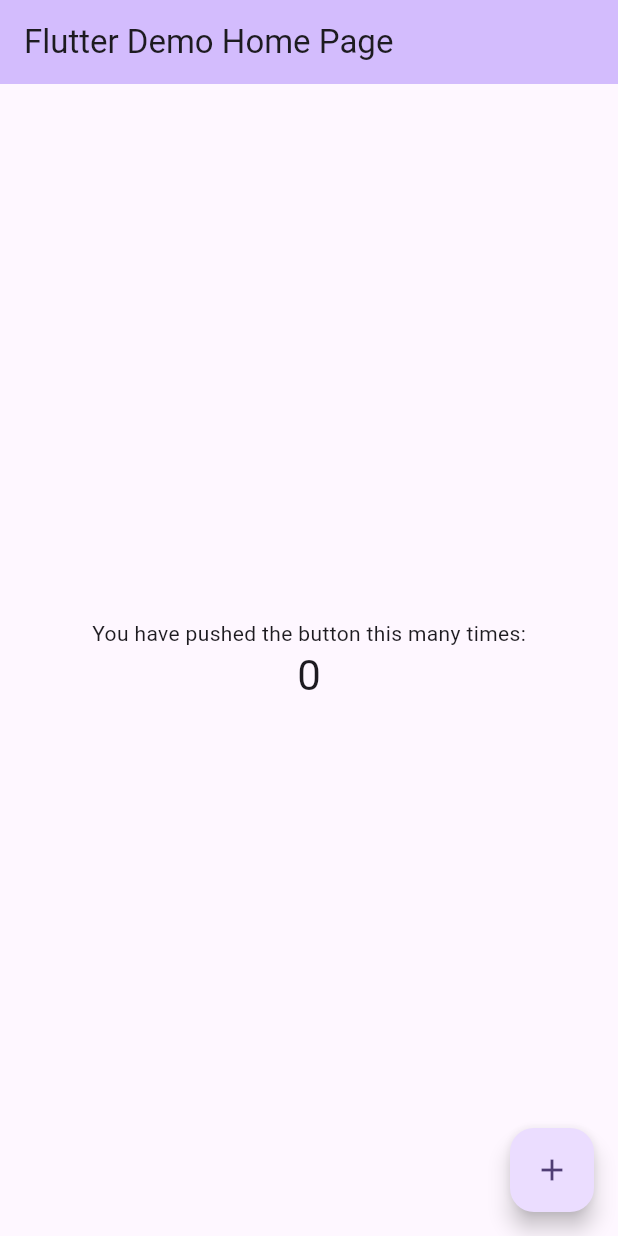
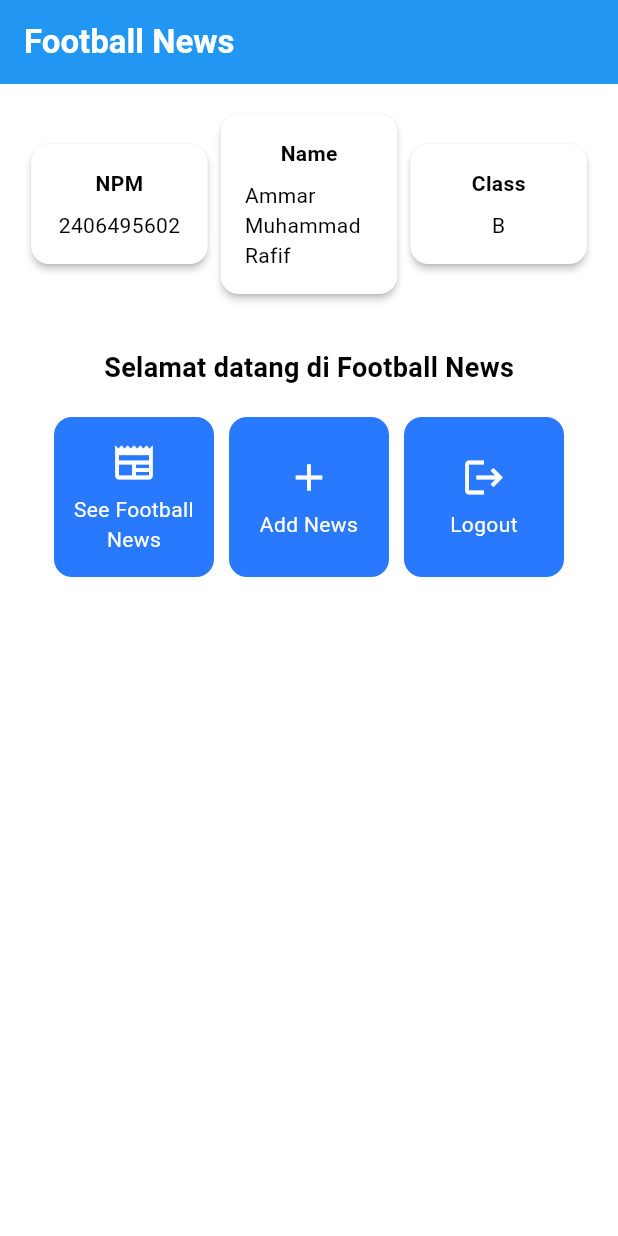
Before and after one commit to ammarrmuh/football-news-mobile, a Flutter app: the screen it shows after launch, on a phone screen of 412 x 824 dp. Run offline on Flutter 3.47's test engine with Material 3 defaults, Android fonts, the phone set to English and light mode, and no system bars.

Commit message:
Finish : Tutorial 6 Flutter

```diff
--- a/lib/main.dart
+++ b/lib/main.dart
@@ -1,5 +1,5 @@
 import 'package:flutter/material.dart';
-
+import 'package:football_news/menu.dart';
 void main() {
   runApp(const MyApp());
 }
@@ -28,95 +28,10 @@ class MyApp extends StatelessWidget {
         //
         // This works for code too, not just values: Most code changes can be
         // tested with just a hot reload.
-        colorScheme: ColorScheme.fromSeed(seedColor: Colors.deepPurple),
+         colorScheme: ColorScheme.fromSwatch(primarySwatch: Colors.blue)
+          .copyWith(secondary: Colors.blueAccent[400]),
       ),
-      home: const MyHomePage(title: 'Flutter Demo Home Page'),
+      home: MyHomePage(),
     );
   }
 }
-
-class MyHomePage extends StatefulWidget {
-  const MyHomePage({super.key, required this.title});
-
-  // This widget is the home page of your application. It is stateful, meaning
-  // that it has a State object (defined below) that contains fields that affect
-  // how it looks.
-
-  // This class is the configuration for the state. It holds the values (in this
-  // case the title) provided by the parent (in this case the App widget) and
-  // used by the build method of the State. Fields in a Widget subclass are
-  // always marked "final".
-
-  final String title;
-
-  @override
-  State<MyHomePage> createState() => _MyHomePageState();
-}
-
-class _MyHomePageState extends State<MyHomePage> {
-  int _counter = 0;
-
-  void _incrementCounter() {
-    setState(() {
-      // This call to setState tells the Flutter framework that something has
-      // changed in this State, which causes it to rerun the build method below
-      // so that the display can reflect the updated values. If we changed
-      // _counter without calling setState(), then the build method would not be
-      // called again, and so nothing would appear to happen.
-      _counter++;
-    });
-  }
-
-  @override
-  Widget build(BuildContext context) {
-    // This method is rerun every time setState is called, for instance as done
-    // by the _incrementCounter method above.
-    //
-    // The Flutter framework has been optimized to make rerunning build methods
-    // fast, so that you can just rebuild anything that needs updating rather
-    // than having to individually change instances of widgets.
-    return Scaffold(
-      appBar: AppBar(
-        // TRY THIS: Try changing the color here to a specific color (to
-        // Colors.amber, perhaps?) and trigger a hot reload to see the AppBar
-        // change color while the other colors stay the same.
-        backgroundColor: Theme.of(context).colorScheme.inversePrimary,
-        // Here we take the value from the MyHomePage object that was created by
-        // the App.build method, and use it to set our appbar title.
-        title: Text(widget.title),
-      ),
-      body: Center(
-        // Center is a layout widget. It takes a single child and positions it
-        // in the middle of the parent.
-        child: Column(
-          // Column is also a layout widget. It takes a list of children and
-          // arranges them vertically. By default, it sizes itself to fit its
-          // children horizontally, and tries to be as tall as its parent.
-          //
-          // Column has various properties to control how it sizes itself and
-          // how it positions its children. Here we use mainAxisAlignment to
-          // center the children vertically; the main axis here is the vertical
-          // axis because Columns are vertical (the cross axis would be
-          // horizontal).
-          //
-          // TRY THIS: Invoke "debug painting" (choose the "Toggle Debug Paint"
-          // action in the IDE, or press "p" in the console), to see the
-          // wireframe for each widget.
-          mainAxisAlignment: MainAxisAlignment.center,
-          children: <Widget>[
-            const Text('You have pushed the button this many times:'),
-            Text(
-              '$_counter',
-              style: Theme.of(context).textTheme.headlineMedium,
-            ),
-          ],
-        ),
-      ),
-      floatingActionButton: FloatingActionButton(
-        onPressed: _incrementCounter,
-        tooltip: 'Increment',
-        child: const Icon(Icons.add),
-      ), // This trailing comma makes auto-formatting nicer for build methods.
-    );
-  }
-}
--- /dev/null
+++ b/lib/menu.dart
@@ -0,0 +1,185 @@
+import 'package:flutter/material.dart';
+
+class MyHomePage extends StatelessWidget {
+  MyHomePage({super.key});
+
+  final String nama = "Ammar Muhammad Rafif"; //nama
+  final String npm = "2406495602"; //npm
+  final String kelas = "B"; //kelas
+
+  final List<ItemHomepage> items = [
+    ItemHomepage("See Football News", Icons.newspaper),
+    ItemHomepage("Add News", Icons.add),
+    ItemHomepage("Logout", Icons.logout),
+  ];
+
+  @override
+  Widget build(BuildContext context) {
+    return Scaffold(appBar: AppBar(
+        // Judul aplikasi "Football News" dengan teks putih dan tebal.
+        title: const Text(
+          'Football News',
+          style: TextStyle(
+            color: Colors.white,
+            fontWeight: FontWeight.bold,
+          ),
+        ),
+        // Warna latar belakang AppBar diambil dari skema warna tema aplikasi.
+        backgroundColor: Theme.of(context).colorScheme.primary,
+      ),
+      // Body halaman dengan padding di sekelilingnya.
+      body: Padding(
+        padding: const EdgeInsets.all(16.0),
+        // Menyusun widget secara vertikal dalam sebuah kolom.
+        child: Column(
+          crossAxisAlignment: CrossAxisAlignment.center,
+          children: [
+            // Row untuk menampilkan 3 InfoCard secara horizontal.
+            Row(
+              mainAxisAlignment: MainAxisAlignment.spaceEvenly,
+              children: [
+                InfoCard(title: 'NPM', content: npm),
+                InfoCard(title: 'Name', content: nama),
+                InfoCard(title: 'Class', content: kelas),
+              ],
+            ),
+
+            // Memberikan jarak vertikal 16 unit.
+            const SizedBox(height: 16.0),
+
+            // Menempatkan widget berikutnya di tengah halaman.
+            Center(
+              child: Column(
+                // Menyusun teks dan grid item secara vertikal.
+
+                children: [
+                  // Menampilkan teks sambutan dengan gaya tebal dan ukuran 18.
+                  const Padding(
+                    padding: EdgeInsets.only(top: 16.0),
+                    child: Text(
+                      'Selamat datang di Football News',
+                      style: TextStyle(
+                        fontWeight: FontWeight.bold,
+                        fontSize: 18.0,
+                      ),
+                    ),
+                  ),
+
+                  // Grid untuk menampilkan ItemCard dalam bentuk grid 3 kolom.
+                  GridView.count(
+                    primary: true,
+                    padding: const EdgeInsets.all(20),
+                    crossAxisSpacing: 10,
+                    mainAxisSpacing: 10,
+                    crossAxisCount: 3,
+                    // Agar grid menyesuaikan tinggi kontennya.
+                    shrinkWrap: true,
+
+                    // Menampilkan ItemCard untuk setiap item dalam list items.
+                    children: items.map((ItemHomepage item) {
+                      return ItemCard(item);
+                    }).toList(),
+                  ),
+                ],
+              ),
+            ),
+          ],
+        ),
+      ),
+    );
+  }
+}
+
+class InfoCard extends StatelessWidget {
+  // Kartu informasi yang menampilkan title dan content.
+
+  final String title;  // Judul kartu.
+  final String content;  // Isi kartu.
+
+  const InfoCard({super.key, required this.title, required this.content});
+
+  @override
+  Widget build(BuildContext context) {
+    return Card(
+      // Membuat kotak kartu dengan bayangan dibawahnya.
+      elevation: 2.0,
+      child: Container(
+        // Mengatur ukuran dan jarak di dalam kartu.
+        width: MediaQuery.of(context).size.width / 3.5, // menyesuaikan dengan lebar device yang digunakan.
+        padding: const EdgeInsets.all(16.0),
+        // Menyusun title dan content secara vertikal.
+        child: Column(
+          children: [
+            Text(
+              title,
+              style: const TextStyle(fontWeight: FontWeight.bold),
+            ),
+            const SizedBox(height: 8.0),
+            Text(content),
+          ],
+        ),
+      ),
+    );
+  }
+}
+
+class ItemHomepage {
+ final String name;
+ final IconData icon;
+
+ ItemHomepage(this.name, this.icon);
+}
+
+class ItemCard extends StatelessWidget {
+  // Menampilkan kartu dengan ikon dan nama.
+
+  final ItemHomepage item;
+
+  const ItemCard(this.item, {super.key});
+
+  @override
+  Widget build(BuildContext context) {
+    return Material(
+      // Menentukan warna latar belakang dari tema aplikasi.
+      color: Theme.of(context).colorScheme.secondary,
+      // Membuat sudut kartu melengkung.
+      borderRadius: BorderRadius.circular(12),
+
+      child: InkWell(
+        // Aksi ketika kartu ditekan.
+        onTap: () {
+          // Menampilkan pesan SnackBar saat kartu ditekan.
+          ScaffoldMessenger.of(context)
+            ..hideCurrentSnackBar()
+            ..showSnackBar(
+              SnackBar(content: Text("Kamu telah menekan tombol ${item.name}!"))
+            );
+        },
+        // Container untuk menyimpan Icon dan Text
+        child: Container(
+          padding: const EdgeInsets.all(8),
+          child: Center(
+            child: Column(
+              // Menyusun ikon dan teks di tengah kartu.
+              mainAxisAlignment: MainAxisAlignment.center,
+              children: [
+                Icon(
+                  item.icon,
+                  color: Colors.white,
+                  size: 30.0,
+                ),
+                const Padding(padding: EdgeInsets.all(3)),
+                Text(
+                  item.name,
+                  textAlign: TextAlign.center,
+                  style: const TextStyle(color: Colors.white),
+                ),
+              ],
+            ),
+          ),
+        ),
+      ),
+    );
+  }
+
+}
```
